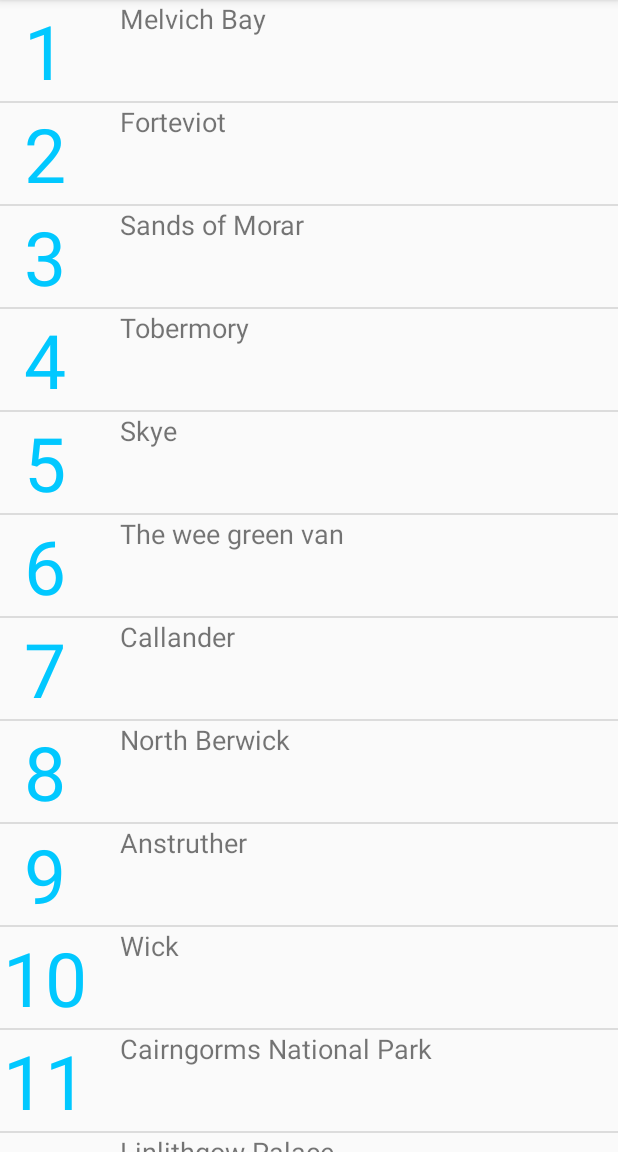
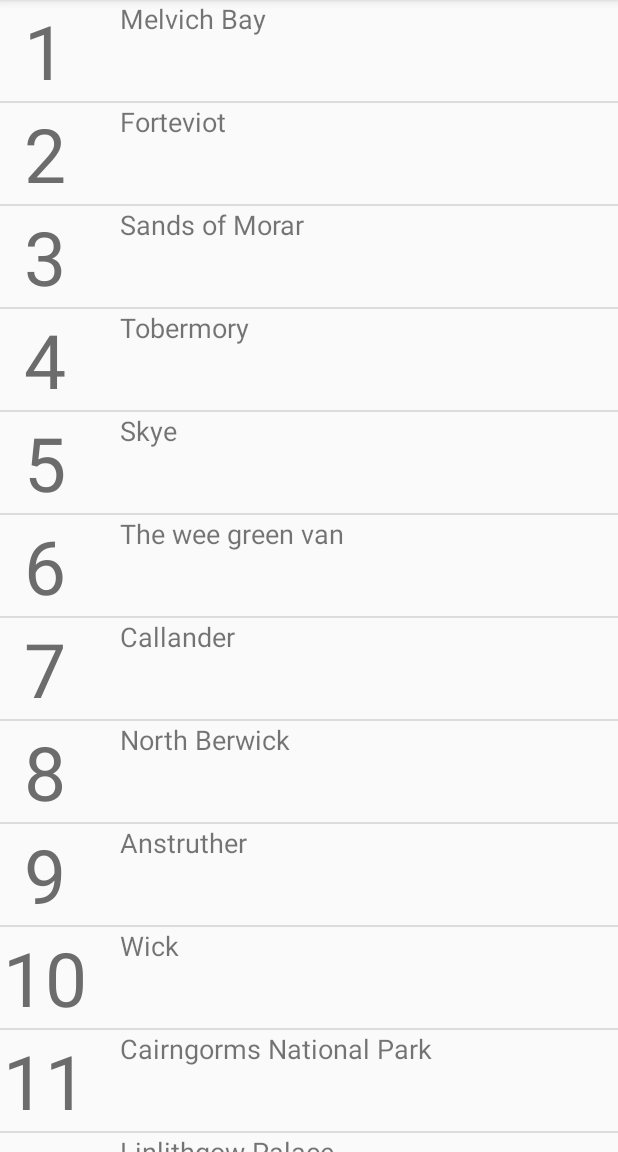
Before and after one commit to robflett/TopPlacestoVisitAppProject, an Android app: the screen it shows after launch (MainActivity), on a phone screen of 412 x 824 dp, the part 84-1236 px from its top. Run offline under Robolectric (Android 15) with nearby library versions, the light colour scheme and no system bars.

Commit message:
colour changes

```diff
--- a/Places_to_visit_in_Scotland/app/src/main/res/layout/places_items.xml
+++ b/Places_to_visit_in_Scotland/app/src/main/res/layout/places_items.xml
@@ -20,7 +20,7 @@
         android:textSize="50dp"
         android:textAlignment="center"
         android:layout_marginRight="20dp"
-        android:textColor="#fe00c8ff"
+        android:textColor="#fe6c6b6b"
         />
 
     <LinearLayout
```
